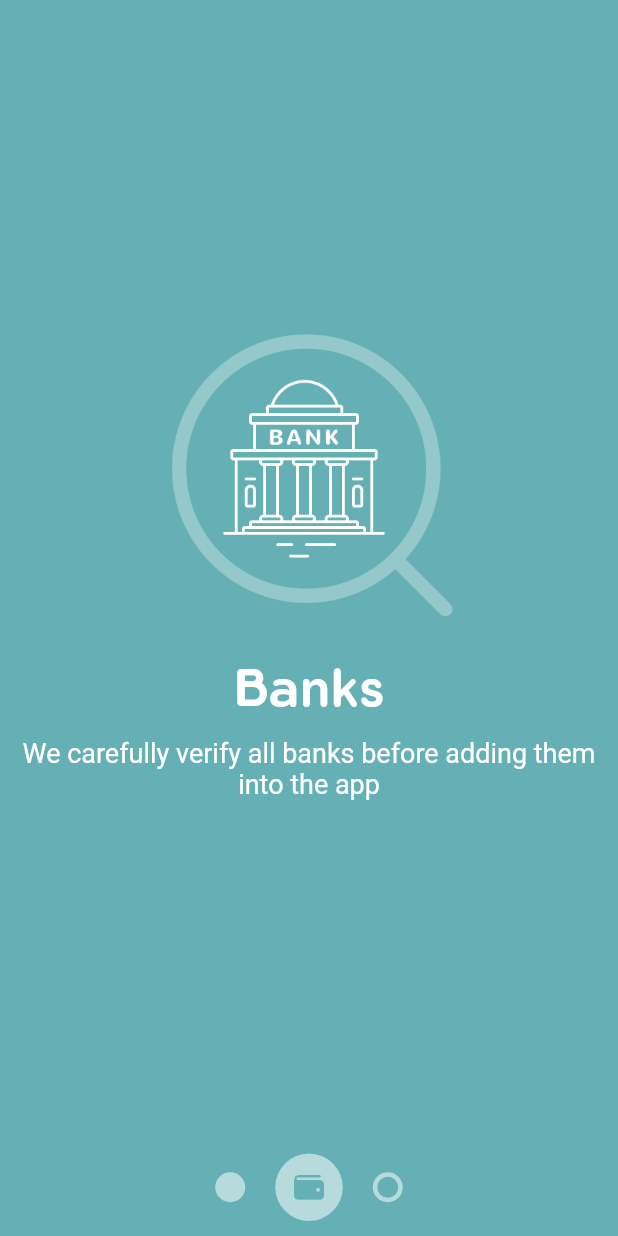
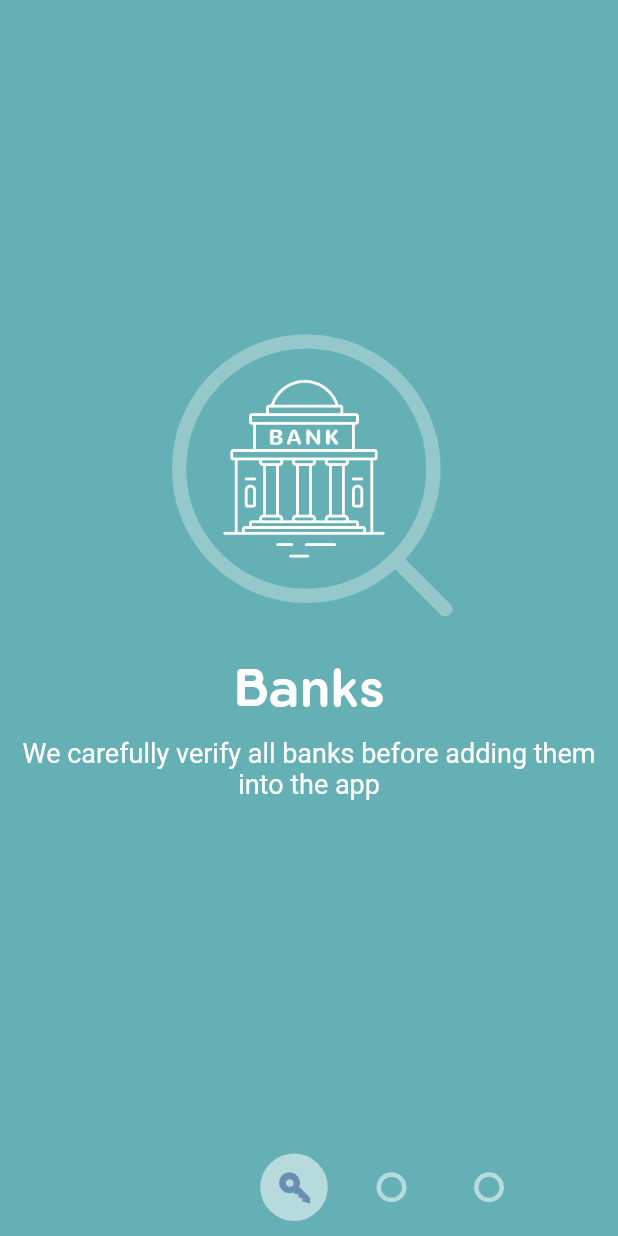
Before and after one commit to aagarwal1012/IntroViews-Flutter, a Flutter app: the screen it shows after launch, on a phone screen of 412 x 824 dp. Run offline on Flutter 3.47's test engine with Material 2 defaults, Android fonts, the phone set to English and light mode, and no system bars.

Commit message:
added translational functionality to pager_indicator

```diff
--- a/lib/UI/page_bubble.dart
+++ b/lib/UI/page_bubble.dart
@@ -14,7 +14,11 @@ class PageBubble extends StatelessWidget {
 
   @override
   Widget build(BuildContext context) {
-    return new Padding(
+    return new Container(
+      width: 65.0,
+      height: 65.0,
+      child: new Center(
+        child: new Padding(
           padding: const EdgeInsets.all(10.0),
           child: new Container(
             width: lerpDouble(20.0, 45.0, viewModel.activePercent),
@@ -36,6 +40,8 @@ class PageBubble extends StatelessWidget {
               ),
             ),
           ),
+        ),
+      ),
     );
   }
 }
--- a/lib/UI/pager_indicator.dart
+++ b/lib/UI/pager_indicator.dart
@@ -51,12 +51,25 @@ class PagerIndicator extends StatelessWidget {
       );
     }
 
+    final BUBBLE_WIDTH = 55.0;
+    final baseTranslation = ((viewModel.pages.length * BUBBLE_WIDTH) / 2) - (BUBBLE_WIDTH / 2);
+    var translation = baseTranslation - (viewModel.activeIndex * BUBBLE_WIDTH);
+    if(viewModel.slideDirection == SlideDirection.leftToRight){
+      translation += BUBBLE_WIDTH * viewModel.slidePercent;
+    }
+    else if(viewModel.slideDirection == SlideDirection.rightToLeft){
+      translation -= BUBBLE_WIDTH * viewModel.slidePercent;
+    }
+
     return new Column(
       children: <Widget>[
         new Expanded(child: new Container()),
-        new Row(
-          mainAxisAlignment: MainAxisAlignment.center,
-          children: bubbles,
+        new Transform(
+          transform: new Matrix4.translationValues(translation, 0.0, 0.0),
+          child: new Row(
+            mainAxisAlignment: MainAxisAlignment.center,
+            children: bubbles,
+          ),
         )
       ],
     );
--- a/lib/main.dart
+++ b/lib/main.dart
@@ -46,7 +46,7 @@ class _MyHomePageState extends State<MyHomePage> {
           ),
           new PagerIndicator(
             viewModel: new PagerIndicatorViewModel(
-                pages, 1, SlideDirection.rightToLeft, 0.0
+                pages, 0, SlideDirection.rightToLeft, 0.0
                 ,
             ),
           ),
```
Lines whose indentation alone changed are shown as unchanged.
